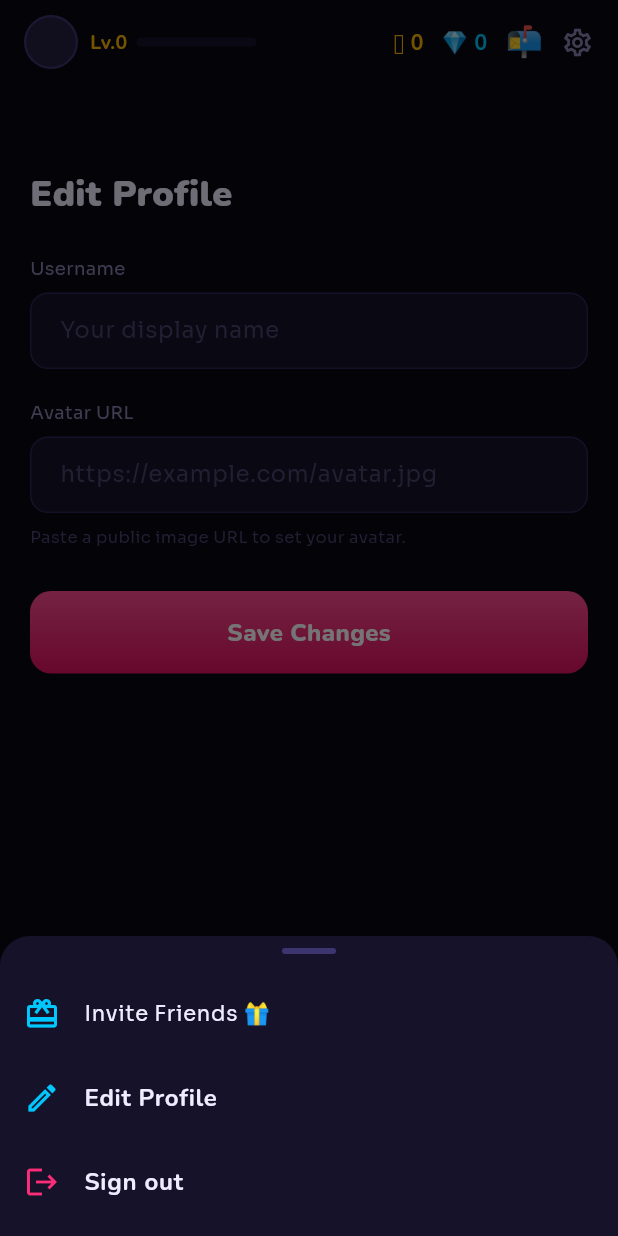
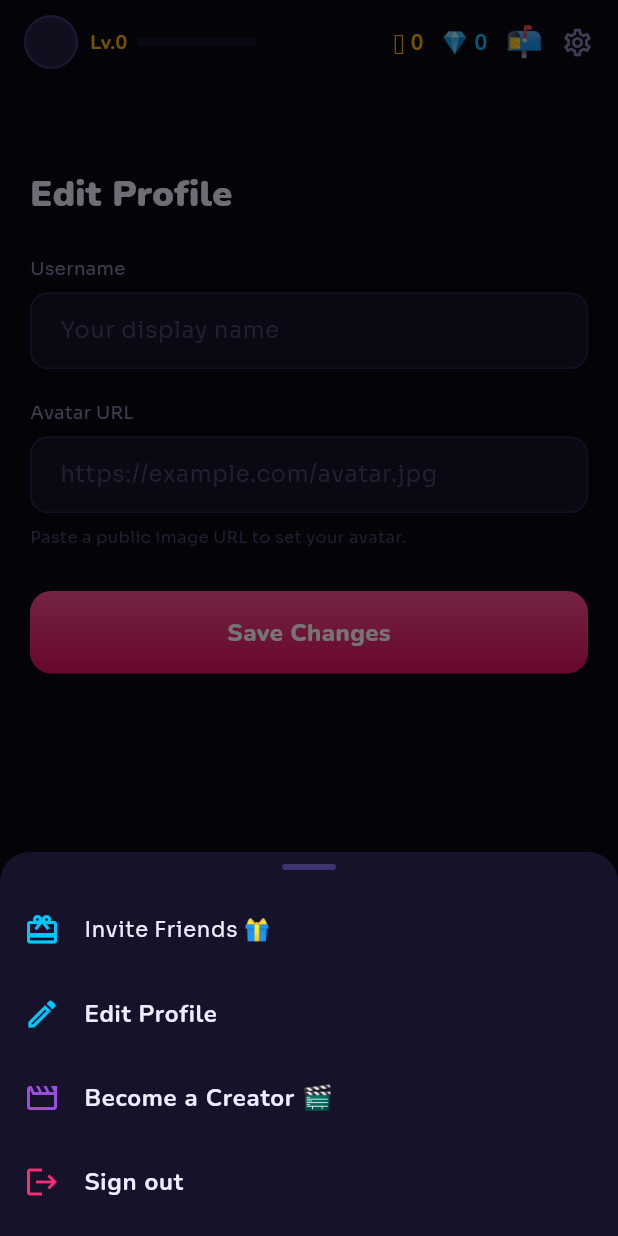
Before and after one commit to tlahav91-debug/appo, a Flutter app: the ProfileEditScreen screen opened by its route, after a tap on the "settings" icon, on a phone screen of 412 x 824 dp. Run offline on Flutter 3.47's test engine with Material 3 defaults, Android fonts, the phone set to English and light mode, and no system bars; our stand-ins replace firebase_core, firebase_messaging, flutter_local_notifications, flutter_riverpod, go_router, google_fonts and 5 more; missing offline and left inert: posthog_flutter; accounts and stored records are empty; network calls fail.

Commit message:
[FIX] PRD-042: Wire is_creator into Profile model and add creator HUD drawer entry
- Profile.fromJson now parses is_creator from DB response
- Profile.toJson and copyWith updated to include isCreator
- HUD settings drawer shows "Become a Creator 🎬" → /creator/apply for non-creators
- HUD settings drawer shows "Creator Studio" → /creator/status for approved creators

https://claude.ai/code/session_01KohWrTkKywj5YHwJ97Ppdz

```diff
--- a/lib/features/profile/domain/profile.dart
+++ b/lib/features/profile/domain/profile.dart
@@ -57,6 +57,7 @@ class Profile {
         referralCode: json['referral_code'] as String?,
         genrePreferences: List<String>.from(
             json['genre_preferences'] as List? ?? []),
+        isCreator: json['is_creator'] as bool? ?? false,
       );
 
   Map<String, dynamic> toJson() => {
@@ -74,6 +75,7 @@ class Profile {
         'starter_pack_purchased_at': starterPackPurchasedAt?.toIso8601String(),
         'referral_code': referralCode,
         'genre_preferences': genrePreferences,
+        'is_creator': isCreator,
       };
 
   Profile copyWith({
@@ -90,6 +92,7 @@ class Profile {
     DateTime? starterPackPurchasedAt,
     String? referralCode,
     List<String>? genrePreferences,
+    bool? isCreator,
   }) =>
       Profile(
         id: id,
@@ -106,6 +109,7 @@ class Profile {
         starterPackPurchasedAt: starterPackPurchasedAt ?? this.starterPackPurchasedAt,
         referralCode: referralCode ?? this.referralCode,
         genrePreferences: genrePreferences ?? this.genrePreferences,
+        isCreator: isCreator ?? this.isCreator,
       );
 
   bool get passBonusClaimableToday {
--- a/lib/shared/widgets/hud.dart
+++ b/lib/shared/widgets/hud.dart
@@ -206,6 +206,36 @@ class _HudContent extends ConsumerWidget {
                 context.push('/profile/edit');
               },
             ),
+            if (profile.isCreator)
+              ListTile(
+                leading: const Icon(Icons.movie_creation_outlined, color: gold),
+                title: Text(
+                  'Creator Studio',
+                  style: GoogleFonts.nunito(
+                    color: textCol,
+                    fontWeight: FontWeight.w700,
+                  ),
+                ),
+                onTap: () {
+                  Navigator.pop(context);
+                  context.push('/creator/status');
+                },
+              )
+            else
+              ListTile(
+                leading: const Icon(Icons.movie_creation_outlined, color: purple),
+                title: Text(
+                  'Become a Creator 🎬',
+                  style: GoogleFonts.nunito(
+                    color: textCol,
+                    fontWeight: FontWeight.w700,
+                  ),
+                ),
+                onTap: () {
+                  Navigator.pop(context);
+                  context.push('/creator/apply');
+                },
+              ),
             ListTile(
               leading: const Icon(Icons.logout, color: pink),
               title: Text(
```
